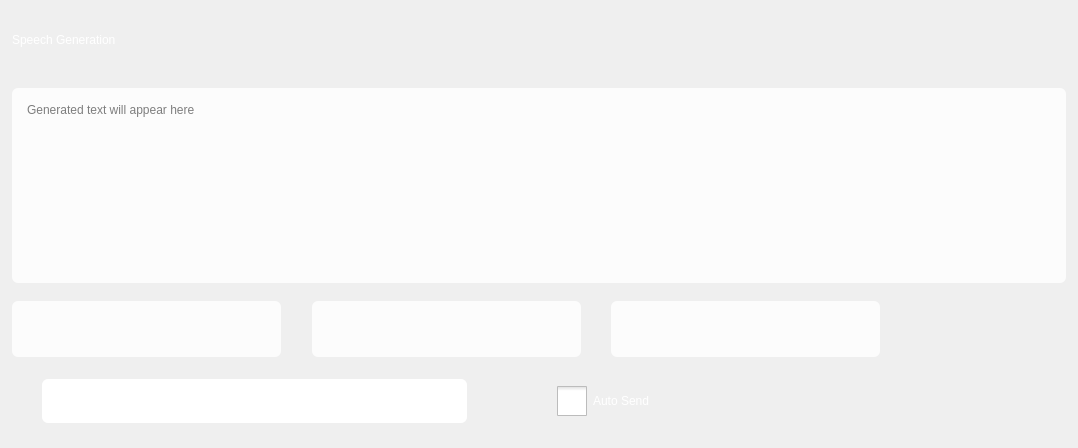
Qt form ui/WSpeechGenerationUi.ui (yechaoGitHub/AI) before a commit.
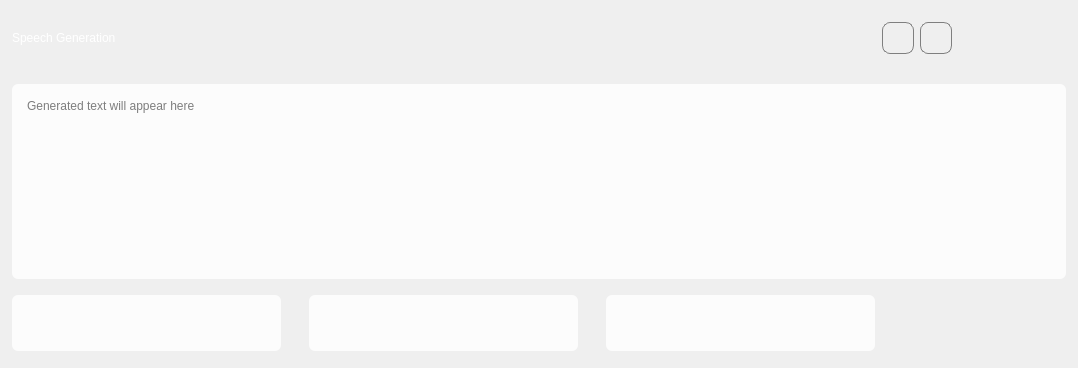
The same form after that commit. Icons and pictures are not drawn. Custom widgets are drawn as their Qt base class.

What changed in the file:
```diff
--- a/ui/WSpeechGenerationUi.ui
+++ b/ui/WSpeechGenerationUi.ui
@@ -7,19 +7,19 @@
     <x>0</x>
     <y>0</y>
     <width>1078</width>
-    <height>448</height>
+    <height>368</height>
    </rect>
   </property>
   <property name="minimumSize">
    <size>
     <width>1078</width>
-    <height>448</height>
+    <height>368</height>
    </size>
   </property>
   <property name="maximumSize">
    <size>
     <width>1078</width>
-    <height>448</height>
+    <height>368</height>
    </size>
   </property>
   <property name="windowTitle">
@@ -48,7 +48,7 @@
 	font: 20px &quot;微软雅黑&quot;;
 }
 
-QPushButton#pb_lock,#pb_min,#pb_close,#pb_pause,#pb_start,#pb_send{
+QPushButton#pb_lock,#pb_min,#pb_close,#pb_pause,#pb_start,#pb_send,#pb_start,#pb_export{
 	border:none;
 	background-position: center;
     background-repeat: no-repeat;
@@ -209,6 +209,74 @@
         </property>
        </spacer>
       </item>
+      <item>
+       <widget class="QPushButton" name="pb_simTrans">
+        <property name="minimumSize">
+         <size>
+          <width>32</width>
+          <height>32</height>
+         </size>
+        </property>
+        <property name="maximumSize">
+         <size>
+          <width>32</width>
+          <height>32</height>
+         </size>
+        </property>
+        <property name="cursor">
+         <cursorShape>PointingHandCursor</cursorShape>
+        </property>
+        <property name="styleSheet">
+         <string notr="true">background-image:url(:/QtTest/icon/icon.png);
+border:1px solid;
+border-radius:8px;
+border-color:#7F7F7F ;
+background-position: center;
+background-repeat: no-repeat;
+</string>
+        </property>
+        <property name="text">
+         <string/>
+        </property>
+        <property name="autoDefault">
+         <bool>true</bool>
+        </property>
+       </widget>
+      </item>
+      <item>
+       <widget class="QPushButton" name="pb_convGuide">
+        <property name="minimumSize">
+         <size>
+          <width>32</width>
+          <height>32</height>
+         </size>
+        </property>
+        <property name="maximumSize">
+         <size>
+          <width>32</width>
+          <height>32</height>
+         </size>
+        </property>
+        <property name="cursor">
+         <cursorShape>PointingHandCursor</cursorShape>
+        </property>
+        <property name="styleSheet">
+         <string notr="true">background-image:url(:/QtTest/icon/btn_robot.png);
+border:1px solid;
+border-radius:8px;
+border-color:#7F7F7F ;
+background-position: center;
+background-repeat: no-repeat;
+</string>
+        </property>
+        <property name="text">
+         <string/>
+        </property>
+        <property name="autoDefault">
+         <bool>true</bool>
+        </property>
+       </widget>
+      </item>
       <item>
        <widget class="QPushButton" name="pb_lock">
         <property name="minimumSize">
@@ -316,18 +384,43 @@
          </spacer>
         </item>
         <item>
-         <widget class="QPushButton" name="pb_copy">
+         <widget class="QPushButton" name="pb_export">
           <property name="minimumSize">
            <size>
             <width>85</width>
-            <height>17</height>
+            <height>22</height>
            </size>
           </property>
           <property name="maximumSize">
            <size>
             <width>85</width>
-            <height>17</height>
+            <height>22</height>
            </size>
+          </property>
+          <property name="cursor">
+           <cursorShape>PointingHandCursor</cursorShape>
+          </property>
+          <property name="text">
+           <string/>
+          </property>
+         </widget>
+        </item>
+        <item>
+         <widget class="QPushButton" name="pb_send">
+          <property name="minimumSize">
+           <size>
+            <width>85</width>
+            <height>22</height>
+           </size>
+          </property>
+          <property name="maximumSize">
+           <size>
+            <width>85</width>
+            <height>22</height>
+           </size>
+          </property>
+          <property name="cursor">
+           <cursorShape>PointingHandCursor</cursorShape>
           </property>
           <property name="text">
            <string/>
@@ -539,112 +632,6 @@
       </widget>
      </item>
      <item>
-      <spacer name="horizontalSpacer_3">
-       <property name="orientation">
-        <enum>Qt::Horizontal</enum>
-       </property>
-       <property name="sizeHint" stdset="0">
-        <size>
-         <width>40</width>
-         <height>20</height>
-        </size>
-       </property>
-      </spacer>
-     </item>
-     <item>
-      <widget class="QPushButton" name="pb_export">
-       <property name="minimumSize">
-        <size>
-         <width>155</width>
-         <height>56</height>
-        </size>
-       </property>
-       <property name="maximumSize">
-        <size>
-         <width>155</width>
-         <height>56</height>
-        </size>
-       </property>
-       <property name="text">
-        <string/>
-       </property>
-      </widget>
-     </item>
-    </layout>
-   </item>
-   <item>
-    <layout class="QHBoxLayout" name="horizontalLayout_2">
-     <item>
-      <widget class="QPushButton" name="pb_pause">
-       <property name="minimumSize">
-        <size>
-         <width>24</width>
-         <height>24</height>
-        </size>
-       </property>
-       <property name="maximumSize">
-        <size>
-         <width>24</width>
-         <height>24</height>
-        </size>
-       </property>
-       <property name="text">
-        <string/>
-       </property>
-      </widget>
-     </item>
-     <item>
-      <widget class="WSpeechEffect" name="speechEffect" native="true">
-       <property name="minimumSize">
-        <size>
-         <width>425</width>
-         <height>44</height>
-        </size>
-       </property>
-       <property name="maximumSize">
-        <size>
-         <width>425</width>
-         <height>44</height>
-        </size>
-       </property>
-       <property name="styleSheet">
-        <string notr="true">background-color: rgb(255, 255, 255);</string>
-       </property>
-      </widget>
-     </item>
-     <item>
-      <spacer name="horizontalSpacer_5">
-       <property name="orientation">
-        <enum>Qt::Horizontal</enum>
-       </property>
-       <property name="sizeHint" stdset="0">
-        <size>
-         <width>40</width>
-         <height>20</height>
-        </size>
-       </property>
-      </spacer>
-     </item>
-     <item>
-      <widget class="QCheckBox" name="checkBox">
-       <property name="minimumSize">
-        <size>
-         <width>133</width>
-         <height>40</height>
-        </size>
-       </property>
-       <property name="maximumSize">
-        <size>
-         <width>133</width>
-         <height>40</height>
-        </size>
-       </property>
-       <property name="text">
-        <string>Auto Send</string>
-       </property>
-      </widget>
-     </item>
-     <item>
       <spacer name="horizontalSpacer_4">
        <property name="orientation">
         <enum>Qt::Horizontal</enum>
@@ -677,37 +664,23 @@
       </widget>
      </item>
      <item>
-      <widget class="QPushButton" name="pb_send">
-       <property name="minimumSize">
-        <size>
-         <width>140</width>
-         <height>53</height>
-        </size>
+      <spacer name="horizontalSpacer_3">
+       <property name="orientation">
+        <enum>Qt::Horizontal</enum>
        </property>
-       <property name="maximumSize">
+       <property name="sizeHint" stdset="0">
         <size>
-         <width>140</width>
-         <height>53</height>
+         <width>40</width>
+         <height>20</height>
         </size>
        </property>
-       <property name="text">
-        <string/>
-       </property>
-      </widget>
+      </spacer>
      </item>
     </layout>
    </item>
   </layout>
  </widget>
  <layoutdefault spacing="6" margin="11"/>
- <customwidgets>
-  <customwidget>
-   <class>WSpeechEffect</class>
-   <extends>QWidget</extends>
-   <header location="global">widget\Speech\wspeecheffect.h</header>
-   <container>1</container>
-  </customwidget>
- </customwidgets>
  <resources>
   <include location="../AiSound.qrc"/>
  </resources>
```
Left out of the diff: 12 changed lines with no effect on the pictures.
